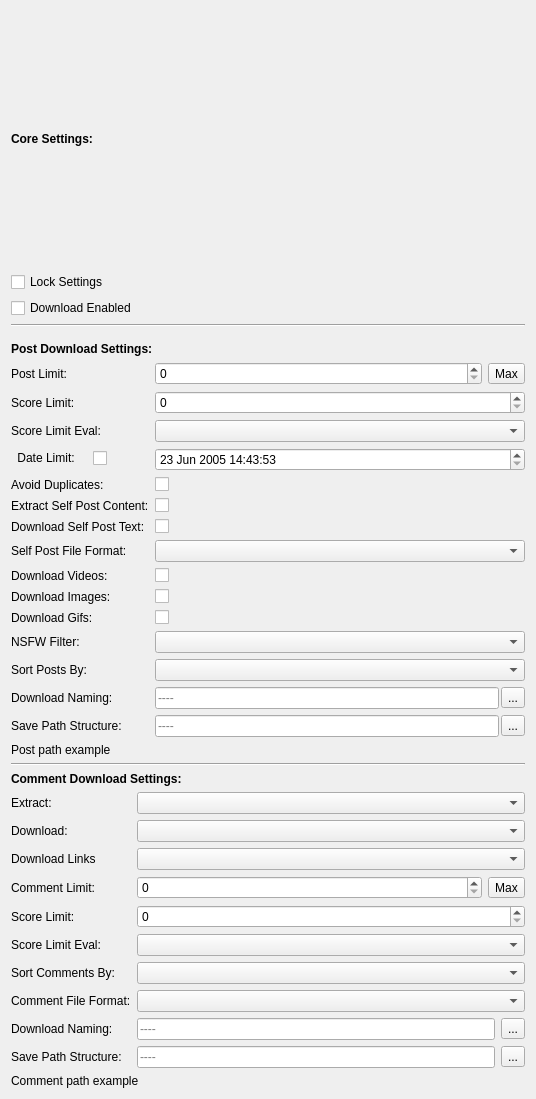
Old version of the form Resources/ui_files/widgets/object_settings_widget.ui in the repository MalloyDelacroix/DownloaderForReddit.
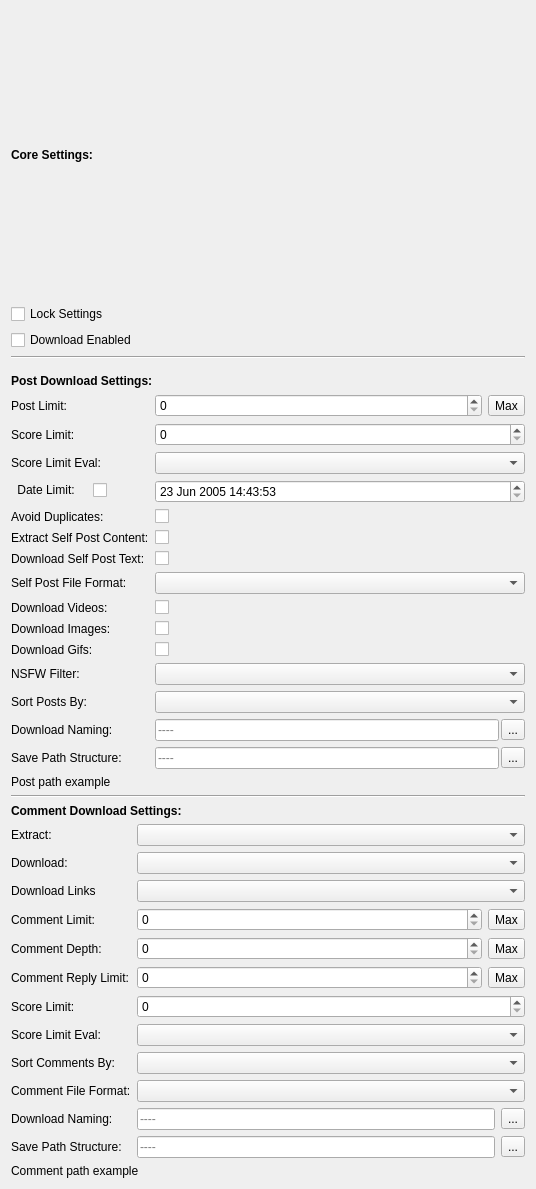
New version of the form.

Commit message: Make comment download depth parameters user customizable

Diff of the .ui file:
```diff
--- a/Resources/ui_files/widgets/object_settings_widget.ui
+++ b/Resources/ui_files/widgets/object_settings_widget.ui
@@ -7,7 +7,7 @@
     <x>0</x>
     <y>0</y>
     <width>536</width>
-    <height>1099</height>
+    <height>1189</height>
    </rect>
   </property>
   <property name="windowTitle">
@@ -402,38 +402,38 @@
          </property>
         </widget>
        </item>
-       <item row="6" column="0">
+       <item row="8" column="0">
         <widget class="QLabel" name="label_24">
          <property name="text">
           <string>Score Limit:</string>
          </property>
         </widget>
        </item>
-       <item row="6" column="1">
+       <item row="8" column="1">
         <widget class="QSpinBox" name="comment_score_limit_spinbox">
          <property name="maximum">
           <number>10000000</number>
          </property>
         </widget>
        </item>
-       <item row="7" column="0">
+       <item row="9" column="0">
         <widget class="QLabel" name="label_25">
          <property name="text">
           <string>Score Limit Eval:</string>
          </property>
         </widget>
        </item>
-       <item row="7" column="1">
+       <item row="9" column="1">
         <widget class="QComboBox" name="comment_score_operator_combo"/>
        </item>
-       <item row="8" column="0">
+       <item row="10" column="0">
         <widget class="QLabel" name="label_18">
          <property name="text">
           <string>Sort Comments By:</string>
          </property>
         </widget>
        </item>
-       <item row="8" column="1">
+       <item row="10" column="1">
         <widget class="QComboBox" name="comment_sort_combo"/>
        </item>
        <item row="5" column="1">
@@ -467,21 +467,21 @@
        <item row="2" column="1">
         <widget class="QComboBox" name="comment_extract_combo"/>
        </item>
-       <item row="10" column="0">
+       <item row="14" column="0">
         <widget class="QLabel" name="comment_download_naming_label">
          <property name="text">
           <string>Download Naming:</string>
          </property>
         </widget>
        </item>
-       <item row="11" column="0">
+       <item row="15" column="0">
         <widget class="QLabel" name="comment_save_structure_label">
          <property name="text">
           <string>Save Path Structure:</string>
          </property>
         </widget>
        </item>
-       <item row="10" column="1">
+       <item row="14" column="1">
         <layout class="QHBoxLayout" name="horizontalLayout_6">
          <item>
           <widget class="QLineEdit" name="comment_download_naming_line_edit">
@@ -502,7 +502,7 @@
          </item>
         </layout>
        </item>
-       <item row="11" column="1">
+       <item row="15" column="1">
         <layout class="QHBoxLayout" name="horizontalLayout_7">
          <item>
           <widget class="QLineEdit" name="comment_save_path_structure_line_edit">
@@ -523,23 +523,73 @@
          </item>
         </layout>
        </item>
-       <item row="12" column="0" colspan="2">
+       <item row="16" column="0" colspan="2">
         <widget class="QLabel" name="comment_path_example_label">
          <property name="text">
           <string>Comment path example</string>
          </property>
         </widget>
        </item>
-       <item row="9" column="0">
+       <item row="13" column="0">
         <widget class="QLabel" name="label_2">
          <property name="text">
           <string>Comment File Format:</string>
          </property>
         </widget>
        </item>
-       <item row="9" column="1">
+       <item row="13" column="1">
         <widget class="QComboBox" name="comment_file_format_combo"/>
        </item>
+       <item row="6" column="0">
+        <widget class="QLabel" name="label_3">
+         <property name="text">
+          <string>Comment Depth:</string>
+         </property>
+        </widget>
+       </item>
+       <item row="7" column="0">
+        <widget class="QLabel" name="label_4">
+         <property name="text">
+          <string>Comment Reply Limit:</string>
+         </property>
+        </widget>
+       </item>
+       <item row="6" column="1">
+        <layout class="QHBoxLayout" name="horizontalLayout">
+         <item>
+          <widget class="QSpinBox" name="comment_depth_spinbox">
+           <property name="maximum">
+            <number>9999</number>
+           </property>
+          </widget>
+         </item>
+         <item>
+          <widget class="QToolButton" name="comment_depth_max_button">
+           <property name="text">
+            <string>Max</string>
+           </property>
+          </widget>
+         </item>
+        </layout>
+       </item>
+       <item row="7" column="1">
+        <layout class="QHBoxLayout" name="horizontalLayout_8">
+         <item>
+          <widget class="QSpinBox" name="comment_reply_limit_spinbox">
+           <property name="maximum">
+            <number>9999</number>
+           </property>
+          </widget>
+         </item>
+         <item>
+          <widget class="QToolButton" name="comment_reply_max_button">
+           <property name="text">
+            <string>Max</string>
+           </property>
+          </widget>
+         </item>
+        </layout>
+       </item>
       </layout>
      </item>
     </layout>
```
The commit also changes 12 other files.
